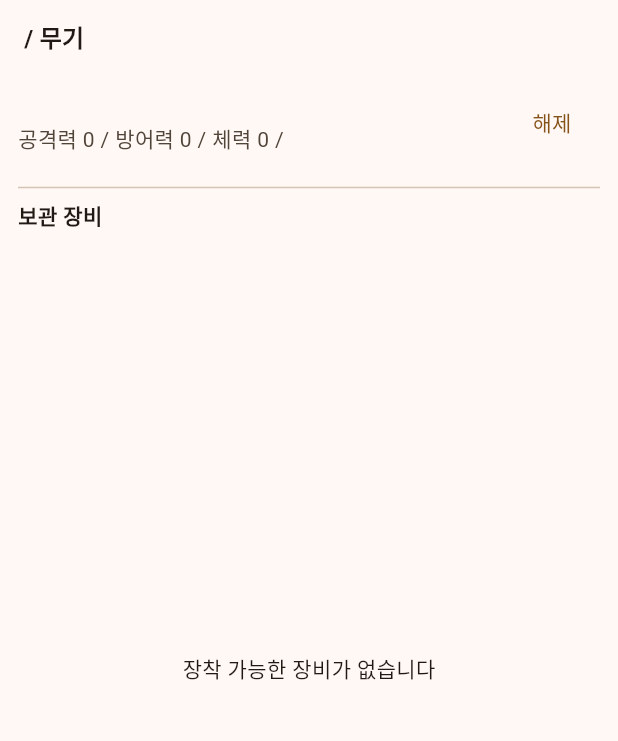
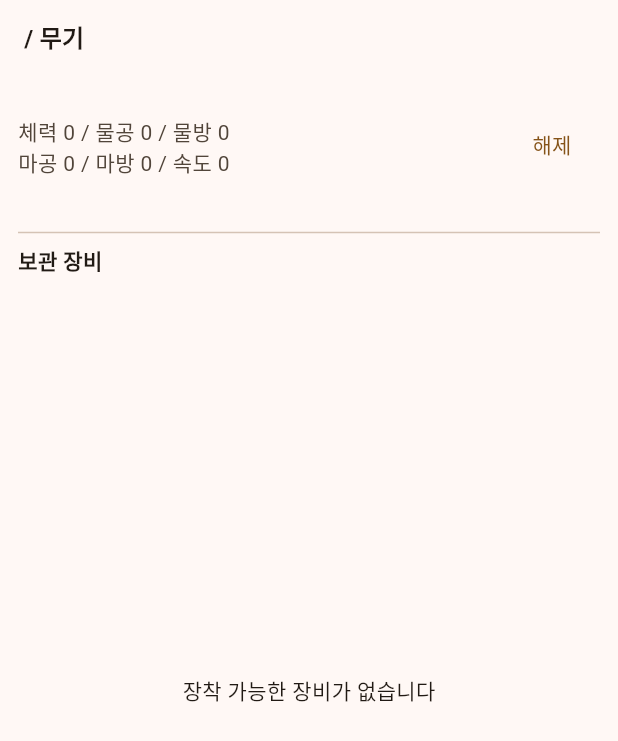
Before and after one commit to lickelon/alchemist-hunter, a Flutter app: the CharacterEquipmentSheet widget shown alone on an empty page, opened directly with empty values, on a phone screen of 412 x 824 dp. Shown: the top 741 px of the screen. Run offline on Flutter 3.47's test engine with Material 3 defaults, Android fonts, the phone set to English and light mode, and no system bars; our stand-ins replace flutter_riverpod.

Commit message:
Refine equipment presentation around six-stat labels

```diff
--- a/lib/features/characters/presentation/viewmodels/character_view_models.dart
+++ b/lib/features/characters/presentation/viewmodels/character_view_models.dart
@@ -30,13 +30,11 @@ class CharacterEquipmentSlotView {
     if (item == null) {
       return '장착 가능한 장비 ${availableItems.length}개';
     }
-    final String baseLabel =
-        '공격력 ${item.totalAttack} / 방어력 ${item.totalDefense} / 체력 ${item.totalHealth}';
     final String? enchantLabel = item.enchant?.label;
     if (enchantLabel == null) {
-      return baseLabel;
+      return item.statLabel;
     }
-    return '$baseLabel / $enchantLabel';
+    return '${item.statLabel}\n$enchantLabel';
   }
 }
 
--- a/lib/features/characters/presentation/widgets/character_equipment_sheet.dart
+++ b/lib/features/characters/presentation/widgets/character_equipment_sheet.dart
@@ -50,15 +50,13 @@ class CharacterEquipmentSheet extends StatelessWidget {
             ? const Center(child: Text('장착 가능한 장비가 없습니다'))
             : ListView(
                 children: slot.availableItems.map((EquipmentInstance item) {
-                  final String statLabel =
-                      '공격력 ${item.totalAttack} / 방어력 ${item.totalDefense} / 체력 ${item.totalHealth}';
                   return ListTile(
                     contentPadding: EdgeInsets.zero,
                     title: Text(item.name),
                     subtitle: Text(
                       item.enchant == null
-                          ? statLabel
-                          : '$statLabel\n${item.enchant!.label}',
+                          ? item.statLabel
+                          : '${item.statLabel}\n${item.enchant!.label}',
                     ),
                     trailing: FilledButton.tonal(
                       onPressed: () {
```
Also changed, not shown: lib/features/town/presentation/viewmodels/town_equipment_selectors.dart (+5 -9 lines), lib/features/workshop/enchanting/presentation/viewmodels/enchant_equipment_selectors.dart (+5 -6 lines), lib/features/workshop/enchanting/presentation/viewmodels/enchant_preview_selector.dart (+4 -8 lines), 2 other files.
